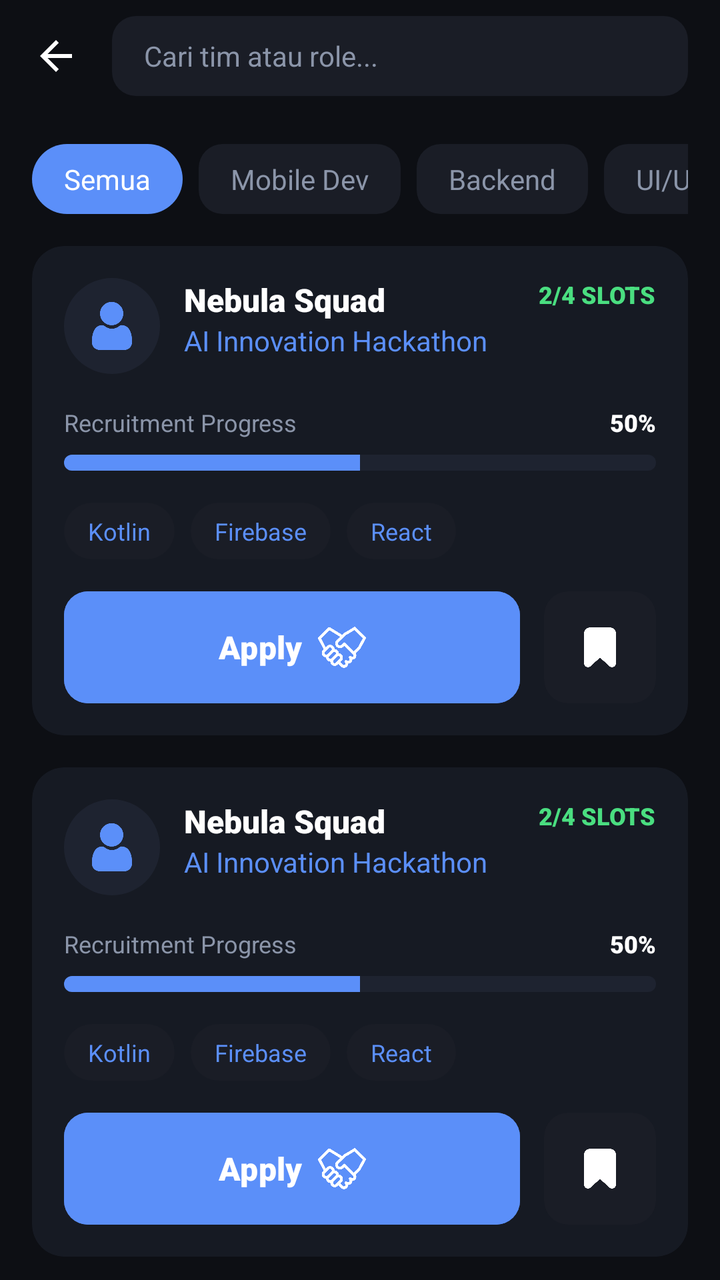
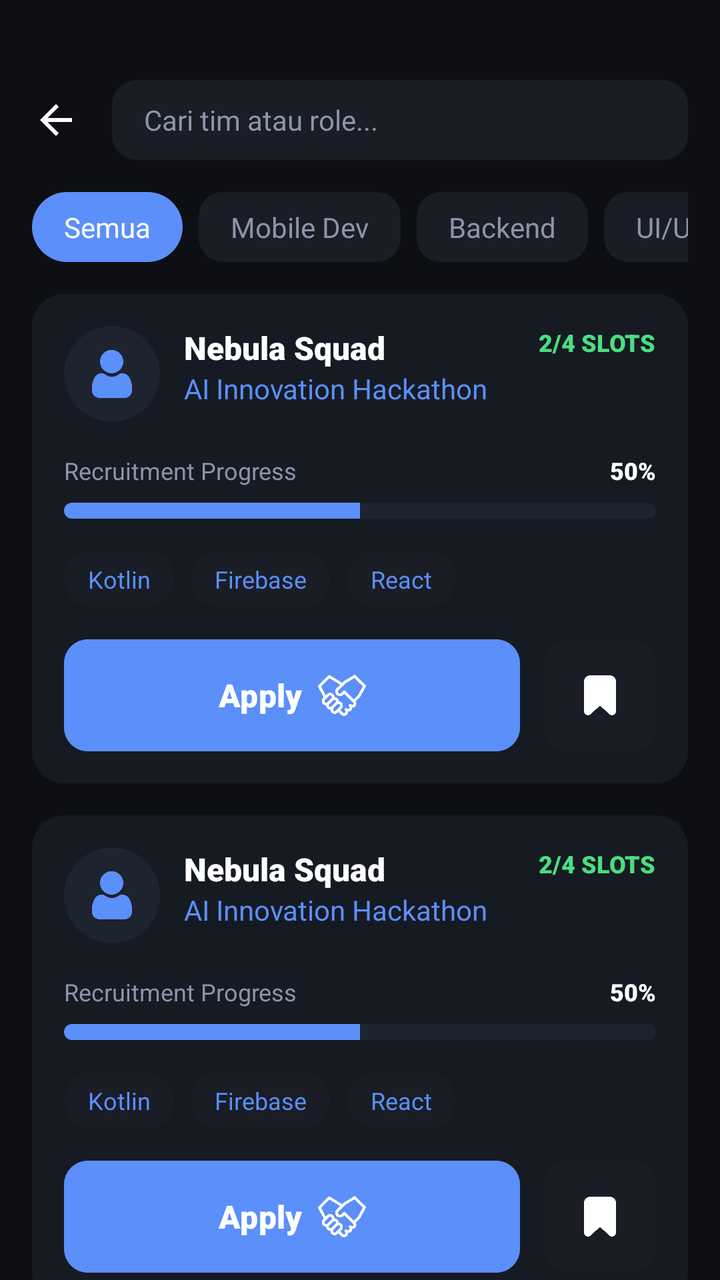

Before-and-after screenshots of an Android layout around one commit, followed by the original layout XML and the change that was made.
<!-- AndroidManifest.xml: application theme Theme.Joko -->
<!-- res/layout/fragment_search_team.xml -->
<?xml version="1.0" encoding="utf-8"?>
<LinearLayout xmlns:android="http://schemas.android.com/apk/res/android"
    xmlns:app="http://schemas.android.com/apk/res-auto"
    android:layout_width="match_parent"
    android:layout_height="match_parent"
    android:background="@color/bg_base"
    android:orientation="vertical">

    
    <LinearLayout
        android:layout_width="match_parent"
        android:layout_height="56dp"
        android:gravity="center_vertical"
        android:orientation="horizontal"
        android:paddingHorizontal="16dp">

        <ImageView
            android:id="@+id/btn_back"
            android:layout_width="24dp"
            android:layout_height="24dp"
            android:src="@drawable/abc_ic_ab_back_material"
            app:tint="@color/white"
            android:clickable="true"
            android:focusable="true"
            android:background="?attr/selectableItemBackgroundBorderless" />

        <EditText
            android:layout_width="0dp"
            android:layout_height="40dp"
            android:layout_marginStart="16dp"
            android:layout_weight="1"
            android:background="@drawable/bg_status_badge"
            android:hint="Cari tim atau role..."
            android:paddingHorizontal="16dp"
            android:textColor="@color/white"
            android:textColorHint="@color/text_secondary"
            android:textSize="14sp"
            android:imeOptions="actionSearch"
            android:inputType="text" />

    </LinearLayout>

    
    <HorizontalScrollView
        android:layout_width="match_parent"
        android:layout_height="wrap_content"
        android:layout_marginTop="16dp"
        android:paddingHorizontal="16dp"
        android:scrollbars="none">

        <LinearLayout
            android:layout_width="wrap_content"
            android:layout_height="wrap_content"
            android:orientation="horizontal">

            <TextView
                android:layout_width="wrap_content"
                android:layout_height="wrap_content"
                android:background="@drawable/bg_tag"
                android:paddingHorizontal="16dp"
                android:paddingVertical="8dp"
                android:text="Semua"
                android:textColor="@color/white"
                android:fontFamily="sans-serif-medium" />

            <TextView
                android:layout_width="wrap_content"
                android:layout_height="wrap_content"
                android:layout_marginStart="8dp"
                android:background="@drawable/bg_status_badge"
                android:paddingHorizontal="16dp"
                android:paddingVertical="8dp"
                android:text="Mobile Dev"
                android:textColor="@color/text_secondary"
                android:fontFamily="sans-serif-medium" />

            <TextView
                android:layout_width="wrap_content"
                android:layout_height="wrap_content"
                android:layout_marginStart="8dp"
                android:background="@drawable/bg_status_badge"
                android:paddingHorizontal="16dp"
                android:paddingVertical="8dp"
                android:text="Backend"
                android:textColor="@color/text_secondary"
                android:fontFamily="sans-serif-medium" />

            <TextView
                android:layout_width="wrap_content"
                android:layout_height="wrap_content"
                android:layout_marginStart="8dp"
                android:background="@drawable/bg_status_badge"
                android:paddingHorizontal="16dp"
                android:paddingVertical="8dp"
                android:text="UI/UX Designer"
                android:textColor="@color/text_secondary"
                android:fontFamily="sans-serif-medium" />

            <TextView
                android:layout_width="wrap_content"
                android:layout_height="wrap_content"
                android:layout_marginStart="8dp"
                android:background="@drawable/bg_status_badge"
                android:paddingHorizontal="16dp"
                android:paddingVertical="8dp"
                android:text="Data Science"
                android:textColor="@color/text_secondary"
                android:fontFamily="sans-serif-medium" />

        </LinearLayout>
    </HorizontalScrollView>

    
    <androidx.core.widget.NestedScrollView
        android:layout_width="match_parent"
        android:layout_height="match_parent"
        android:layout_marginTop="16dp"
        android:paddingHorizontal="16dp">

        <LinearLayout
            android:layout_width="match_parent"
            android:layout_height="wrap_content"
            android:orientation="vertical">

            
            <include
                android:id="@+id/card_team_1"
                layout="@layout/item_team_card" />

            <View
                android:layout_width="match_parent"
                android:layout_height="16dp" />

            
            <include
                android:id="@+id/card_team_2"
                layout="@layout/item_team_card" />

            <View
                android:layout_width="match_parent"
                android:layout_height="16dp" />

            
            <include
                android:id="@+id/card_team_3"
                layout="@layout/item_team_card" />

            <View
                android:layout_width="match_parent"
                android:layout_height="32dp" />

        </LinearLayout>
    </androidx.core.widget.NestedScrollView>

</LinearLayout>
<!-- res/layout/item_team_card.xml (included above) -->
<?xml version="1.0" encoding="utf-8"?>
<androidx.cardview.widget.CardView xmlns:android="http://schemas.android.com/apk/res/android"
    xmlns:app="http://schemas.android.com/apk/res-auto"
    android:layout_width="match_parent"
    android:layout_height="wrap_content"
    app:cardBackgroundColor="@color/bg_surface"
    app:cardCornerRadius="16dp"
    app:cardElevation="0dp"
    app:contentPadding="16dp">

    <LinearLayout
        android:layout_width="match_parent"
        android:layout_height="wrap_content"
        android:orientation="vertical">

        <RelativeLayout
            android:layout_width="match_parent"
            android:layout_height="wrap_content">

            <com.google.android.material.imageview.ShapeableImageView
                android:id="@+id/iv_profile"
                android:layout_width="48dp"
                android:layout_height="48dp"
                android:scaleType="centerCrop"
                android:src="@drawable/default_avatar"
                app:shapeAppearanceOverlay="@style/CircleImage" />

            <LinearLayout
                android:layout_width="wrap_content"
                android:layout_height="wrap_content"
                android:layout_marginStart="12dp"
                android:layout_toEndOf="@id/iv_profile"
                android:orientation="vertical">

                <TextView
                    android:id="@+id/tv_team_name"
                    android:layout_width="wrap_content"
                    android:layout_height="wrap_content"
                    android:fontFamily="sans-serif-black"
                    android:text="Nebula Squad"
                    android:textColor="@color/white"
                    android:textSize="16sp" />

                <TextView
                    android:id="@+id/tv_event_name"
                    android:layout_width="wrap_content"
                    android:layout_height="wrap_content"
                    android:text="AI Innovation Hackathon"
                    android:textColor="@color/primary"
                    android:textSize="14sp" />
            </LinearLayout>

            <TextView
                android:id="@+id/tv_slots"
                android:layout_width="wrap_content"
                android:layout_height="wrap_content"
                android:layout_alignParentEnd="true"
                android:fontFamily="sans-serif-black"
                android:text="2/4 SLOTS"
                android:textColor="@color/secondary"
                android:textSize="12sp" />

        </RelativeLayout>

        <RelativeLayout
            android:layout_width="match_parent"
            android:layout_height="wrap_content"
            android:layout_marginTop="16dp">

            <TextView
                android:layout_width="wrap_content"
                android:layout_height="wrap_content"
                android:text="Recruitment Progress"
                android:textColor="@color/text_secondary"
                android:textSize="12sp" />

            <TextView
                android:id="@+id/tv_progress_percent"
                android:layout_width="wrap_content"
                android:layout_height="wrap_content"
                android:layout_alignParentEnd="true"
                android:fontFamily="sans-serif-black"
                android:text="50%"
                android:textColor="@color/white"
                android:textSize="12sp" />
        </RelativeLayout>

        <ProgressBar
            android:id="@+id/pb_recruitment"
            style="@android:style/Widget.ProgressBar.Horizontal"
            android:layout_width="match_parent"
            android:layout_height="8dp"
            android:layout_marginTop="8dp"
            android:progress="50"
            android:progressDrawable="@drawable/custom_progress_bar" />

        <LinearLayout
            android:layout_width="match_parent"
            android:layout_height="wrap_content"
            android:layout_marginTop="16dp"
            android:orientation="horizontal">

            <TextView
                android:layout_width="wrap_content"
                android:layout_height="wrap_content"
                android:background="@drawable/bg_tag"
                android:backgroundTint="#1A1D26"
                android:paddingHorizontal="12dp"
                android:paddingVertical="6dp"
                android:text="Kotlin"
                android:textColor="@color/primary"
                android:textSize="12sp" />

            <TextView
                android:layout_width="wrap_content"
                android:layout_height="wrap_content"
                android:layout_marginStart="8dp"
                android:background="@drawable/bg_tag"
                android:backgroundTint="#1A1D26"
                android:paddingHorizontal="12dp"
                android:paddingVertical="6dp"
                android:text="Firebase"
                android:textColor="@color/primary"
                android:textSize="12sp" />

            <TextView
                android:layout_width="wrap_content"
                android:layout_height="wrap_content"
                android:layout_marginStart="8dp"
                android:background="@drawable/bg_tag"
                android:backgroundTint="#1A1D26"
                android:paddingHorizontal="12dp"
                android:paddingVertical="6dp"
                android:text="React"
                android:textColor="@color/primary"
                android:textSize="12sp" />

        </LinearLayout>

        <LinearLayout
            android:layout_width="match_parent"
            android:layout_height="wrap_content"
            android:layout_marginTop="16dp"
            android:gravity="center_vertical"
            android:orientation="horizontal">

            <com.google.android.material.button.MaterialButton
                android:id="@+id/btn_apply"
                android:layout_width="0dp"
                android:layout_height="56dp"
                android:layout_weight="1"
                android:backgroundTint="@color/primary"
                android:fontFamily="sans-serif-black"
                android:insetTop="0dp"
                android:insetBottom="0dp"
                android:text="Apply"
                android:textAllCaps="false"
                android:textColor="@color/white"
                android:textSize="16sp"
                app:cornerRadius="12dp"
                app:icon="@drawable/handshake"
                app:iconGravity="textEnd"
                app:iconPadding="8dp"
                app:iconSize="24dp"
                app:iconTint="@color/white" />

            <com.google.android.material.card.MaterialCardView
                android:id="@+id/btn_bookmark"
                android:layout_width="56dp"
                android:layout_height="56dp"
                android:layout_marginStart="12dp"
                android:clickable="true"
                android:focusable="true"
                app:cardBackgroundColor="#1A1D26"
                app:cardCornerRadius="12dp"
                app:cardElevation="0dp"
                app:strokeWidth="0dp">

                <ImageView
                    android:layout_width="match_parent"
                    android:layout_height="match_parent"
                    android:padding="16dp"
                    android:scaleType="centerInside"
                    android:src="@drawable/ic_bookmark"
                    app:tint="@color/white" />

            </com.google.android.material.card.MaterialCardView>

        </LinearLayout>

    </LinearLayout>
</androidx.cardview.widget.CardView>
<!-- resources referenced by this layout -->
<resources>
  <color name="bg_base">#0D0F14</color>
  <color name="bg_surface">#161A23</color>
  <color name="primary">#5B8FF9</color>
  <color name="secondary">#4ADE80</color>
  <color name="text_secondary">#8B95A9</color>
  <color name="white">#FFFFFFFF</color>
  <!-- drawable bg_status_badge (drawable) -->
  <?xml version="1.0" encoding="utf-8"?>
  <shape xmlns:android="http://schemas.android.com/apk/res/android">
      <solid android:color="#1A1D26" />
      <corners android:radius="12dp" />
  </shape>
  <!-- drawable bg_tag (drawable) -->
  <?xml version="1.0" encoding="utf-8"?>
  <shape xmlns:android="http://schemas.android.com/apk/res/android">
      <solid android:color="@color/primary" />
      <corners android:radius="20dp" />
  </shape>
  <!-- drawable custom_progress_bar (drawable) -->
  <?xml version="1.0" encoding="utf-8"?>
  <layer-list xmlns:android="http://schemas.android.com/apk/res/android">
      <item android:id="@android:id/background">
          <shape>
              <corners android:radius="4dp" />
              <solid android:color="@color/bg_elevated" />
          </shape>
      </item>
      <item android:id="@android:id/progress">
          <clip>
              <shape>
                  <corners android:radius="4dp" />
                  <solid android:color="@color/primary" />
              </shape>
          </clip>
      </item>
  </layer-list>
  <!-- drawable default_avatar: png bitmap (drawable, 5936 bytes) -->
  <!-- drawable handshake: png bitmap (drawable, 17447 bytes) -->
  <!-- drawable ic_bookmark: png bitmap (drawable, 5692 bytes) -->
  <style name="CircleImage">
          <item name="cornerSize">50%</item>
      </style>
  <style name="Theme.Joko" parent="Base.Theme.Joko" />
  <color name="bg_elevated">#1E2330</color>
  <style name="Base.Theme.Joko" parent="Theme.Material3.DayNight.NoActionBar">
          <item name="colorPrimary">@color/primary</item>
          <item name="android:statusBarColor">@color/bg_base</item>
          <item name="android:windowBackground">@color/bg_base</item>
  
          
          <item name="fontFamily">@font/font_body</item>
  
          <item name="textAppearanceHeadlineLarge">@style/TextAppearance.App.HeadlineLarge</item>
          <item name="textAppearanceHeadlineMedium">@style/TextAppearance.App.HeadlineMedium</item>
          <item name="textAppearanceHeadlineSmall">@style/TextAppearance.App.HeadlineSmall</item>
          <item name="textAppearanceTitleLarge">@style/TextAppearance.App.TitleLarge</item>
      </style>
  <style name="TextAppearance.App.HeadlineLarge" parent="TextAppearance.Material3.HeadlineLarge">
          <item name="fontFamily">@font/font_headlines</item>
          <item name="android:fontFamily">@font/font_headlines</item>
      </style>
  <style name="TextAppearance.App.HeadlineMedium" parent="TextAppearance.Material3.HeadlineMedium">
          <item name="fontFamily">@font/font_headlines</item>
          <item name="android:fontFamily">@font/font_headlines</item>
      </style>
  <style name="TextAppearance.App.HeadlineSmall" parent="TextAppearance.Material3.HeadlineSmall">
          <item name="fontFamily">@font/font_headlines</item>
          <item name="android:fontFamily">@font/font_headlines</item>
      </style>
  <style name="TextAppearance.App.TitleLarge" parent="TextAppearance.Material3.TitleLarge">
          <item name="fontFamily">@font/font_headlines</item>
          <item name="android:fontFamily">@font/font_headlines</item>
          <item name="android:textStyle">bold</item>
      </style>
</resources>

<!-- the commit's change to res/layout/fragment_search_team.xml (unified diff, before → after) -->
@@ -9,7 +9,9 @@
     
     <LinearLayout
         android:layout_width="match_parent"
-        android:layout_height="56dp"
+        android:layout_height="wrap_content"
+        android:minHeight="56dp"
+        android:paddingTop="40dp"
         android:gravity="center_vertical"
         android:orientation="horizontal"
         android:paddingHorizontal="16dp">
